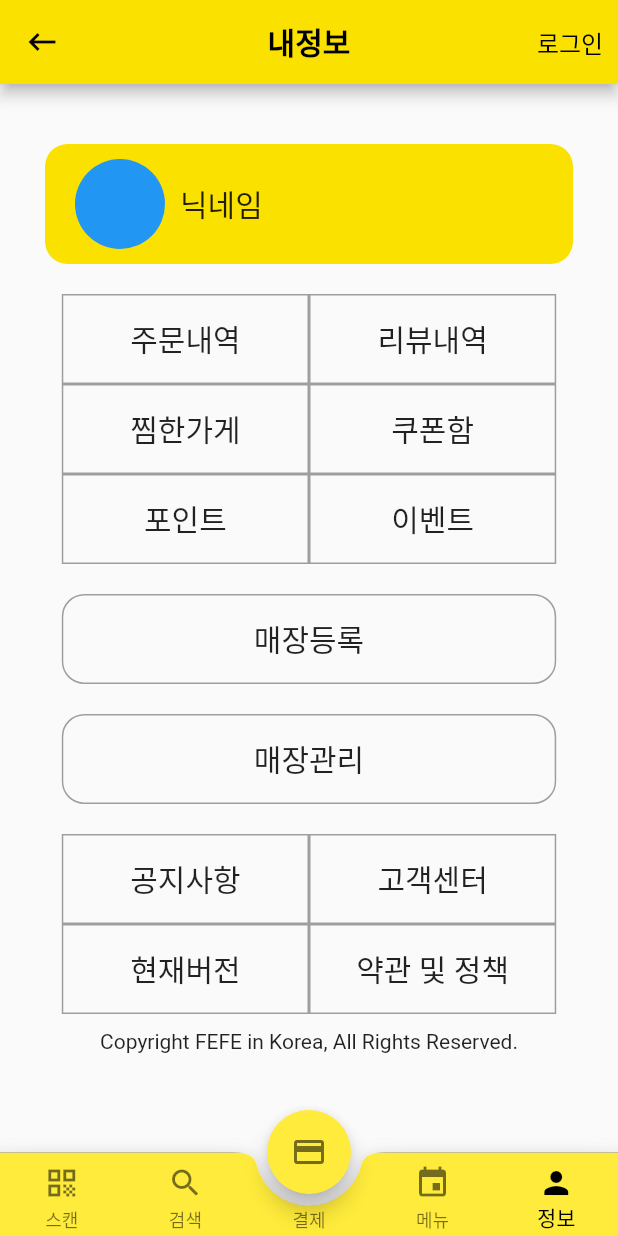
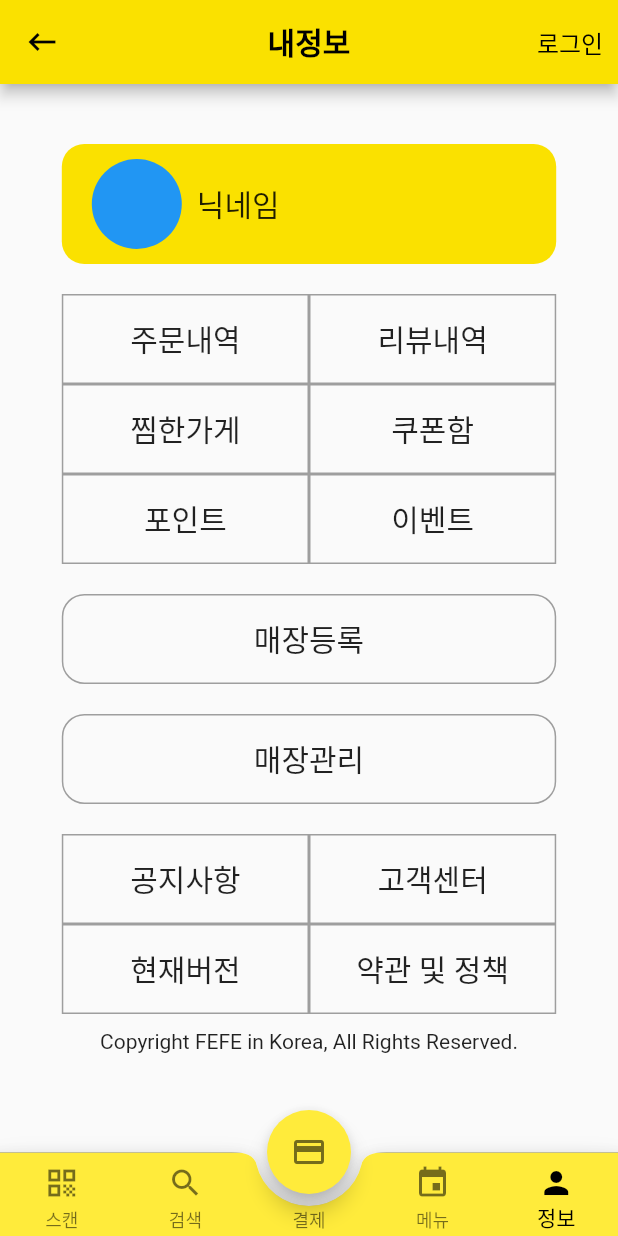
Before and after one commit to FEFastEasy/FEFE, a Flutter app: the Info screen opened directly, on a phone screen of 412 x 824 dp. Run offline on Flutter 3.47's test engine with Material 2 defaults, Android fonts, the light colour scheme and no system bars; our stand-ins replace image_picker; missing offline and left inert: qr_code_scanner.

Commit message:
230925_info padding edit

```diff
--- a/lib/info/info.dart
+++ b/lib/info/info.dart
@@ -100,7 +100,7 @@ class _InfoState extends State<Info> {
       ),
       body: SingleChildScrollView(
         child: Container(
-          padding: EdgeInsets.symmetric(horizontal: 30),
+          padding: EdgeInsets.symmetric(horizontal: MediaQuery.of(context).size.width / 10),
           width: MediaQuery.of(context).size.width,
           alignment: Alignment.topCenter,
           child: Column(
```
